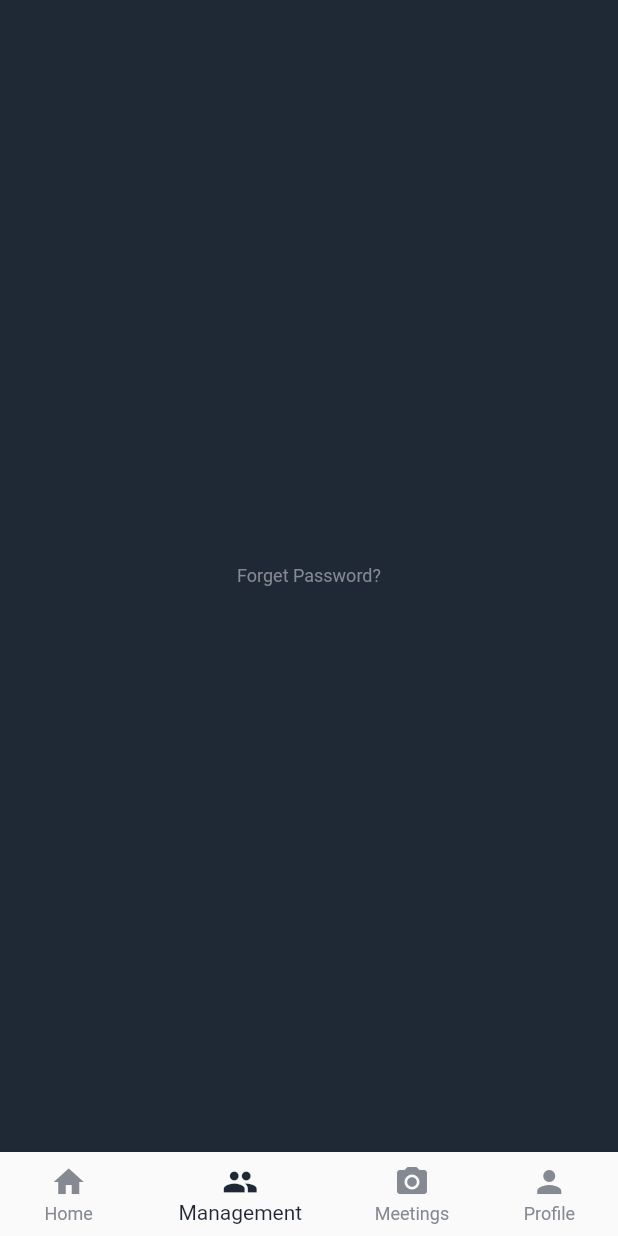
After one commit to lobarashurova/bank_mobile, a Flutter app: the screen it shows after launch, item 2 of the bottom bar chosen, on a phone screen of 412 x 824 dp. The commit adds this screen. Run offline on Flutter 3.47's test engine with Material 3 defaults, Android fonts, the light colour scheme and no system bars; our stand-ins replace flutter_svg, get_it, google_fonts, mask_text_input_formatter, pinput, vector_graphics.

Commit message:
Main page finished

```diff
--- a/lib/data/gen/assets.gen.dart
+++ b/lib/data/gen/assets.gen.dart
@@ -17,7 +17,12 @@ class $AssetsIconsGen {
 
   /// File path: assets/icons/bank.png
   AssetGenImage get bank => const AssetGenImage('assets/icons/bank.png');
+
+  /// File path: assets/icons/verify.png
   AssetGenImage get verify => const AssetGenImage('assets/icons/verify_pic.png');
+
+  /// File path: assets/icons/verified.png
+  AssetGenImage get verified => const AssetGenImage('assets/icons/verified.png');
 
   /// File path: assets/icons/eye.svg
   SvgGenImage get eye => const SvgGenImage('assets/icons/eye.svg');
--- a/lib/main.dart
+++ b/lib/main.dart
@@ -1,6 +1,7 @@
 import 'package:bank_mobile/app/injection/injecttion.dart';
 import 'package:bank_mobile/extensions/theme_extensions.dart';
 import 'package:bank_mobile/presentation/auth/start/begin_page.dart';
+import 'package:bank_mobile/presentation/main/main/main_page.dart';
 import 'package:flutter/material.dart';
 
 void main() {
@@ -17,11 +18,12 @@ class MyApp extends StatelessWidget {
       debugShowCheckedModeBanner: false,
       title: 'Bank Mobile',
       theme: ThemeData(
+        navigationBarTheme: NavigationBarThemeData(backgroundColor: context.colors.scaffoldColor),
           appBarTheme: AppBarTheme(
               backgroundColor: context.colors.scaffoldColor, elevation: 0),
           useMaterial3: false,
           scaffoldBackgroundColor: context.colors.scaffoldColor),
-      home: BeginPage(),
+      home: MainPage(),
     );
   }
 }
--- a/lib/presentation/auth/verify/verified_widget/verified_widget.dart
+++ b/lib/presentation/auth/verify/verified_widget/verified_widget.dart
@@ -3,7 +3,6 @@ import 'package:bank_mobile/extensions/theme_extensions.dart';
 import 'package:bank_mobile/extensions/widget.dart';
 import 'package:bank_mobile/presentation/main/home/home_page.dart';
 import 'package:flutter/material.dart';
-
 import '../../../../app/common/widgets/common_button.dart';
 import '../../../../data/gen/assets.gen.dart';
 
@@ -21,7 +20,7 @@ class _VerifiedWidgetState extends State<VerifiedWidget> {
       body: Column(
         children: [
           107.kh,
-          Assets.icons.verify.image(height: 359, width: 410),
+          Assets.icons.verified.image(height: 359, width: 410),
           "Verified!".s(32).w(700).c(context.colors.display),
           20.kh,
           "You have successfully\nverified your phone number"
@@ -32,7 +31,6 @@ class _VerifiedWidgetState extends State<VerifiedWidget> {
           100.kh,
           Padding(
             padding: const EdgeInsets.symmetric(horizontal: 45),
-            child: Flexible(
             child: SizedBox(
               height: 64,
               child: CommonButton.elevated(
@@ -45,7 +43,6 @@ class _VerifiedWidgetState extends State<VerifiedWidget> {
               ),
             ),
           ),
-          ),
         ],
       ),
     );
--- a/lib/presentation/auth/verify/verify_widget/verify_widget.dart
+++ b/lib/presentation/auth/verify/verify_widget/verify_widget.dart
@@ -41,7 +41,6 @@ class _VerifyWidgetState extends State<VerifyWidget> {
           50.kh,
           Padding(
             padding: const EdgeInsets.symmetric(horizontal: 45),
-            child: Flexible(
             child: SizedBox(
               height: 54,
               child: CommonButton.elevated(
@@ -56,7 +55,6 @@ class _VerifyWidgetState extends State<VerifyWidget> {
               ),
             ),
           ),
-          ),
         ],
       ),
     );
--- /dev/null
+++ b/lib/presentation/main/main/main_page.dart
@@ -0,0 +1,70 @@
+import 'package:bank_mobile/app/common/widgets/base_app_bar.dart';
+import 'package:bank_mobile/extensions/theme_extensions.dart';
+import 'package:bank_mobile/presentation/main/home/home_page.dart';
+import 'package:bank_mobile/presentation/main/management/management_page.dart';
+import 'package:bank_mobile/presentation/main/meetings/meeting_page.dart';
+import 'package:flutter/material.dart';
+
+import '../profile/profile_page.dart';
+
+class MainPage extends StatefulWidget {
+  const MainPage({super.key});
+
+  @override
+  State<MainPage> createState() => _MainPageState();
+}
+
+class _MainPageState extends State<MainPage> {
+  List<Widget> screenList = [
+    HomePage(),
+    ManagementPage(),
+    MeetingPage(),
+    ProfilePage(),
+
+  ];
+
+  int _currentIndex = 0;
+  void onTabTapped(int index) {
+    setState(() {
+      _currentIndex = index;
+    });
+  }
+
+  @override
+  Widget build(BuildContext context) {
+    return Scaffold(
+      body: screenList[_currentIndex],
+      bottomNavigationBar: BottomNavigationBar(
+        backgroundColor: context.colors.scaffoldColor,
+        unselectedItemColor: context.colors.display,
+        selectedItemColor: context.colors.scaffoldColor,
+        showUnselectedLabels: true,
+        currentIndex: _currentIndex,
+        onTap: onTabTapped,
+        items: [
+          BottomNavigationBarItem(
+            icon: Icon(Icons.home, color: context.colors.display),
+            label: 'Home',
+            activeIcon: Icon(Icons.home, color: context.colors.scaffoldColor,)
+          ),
+          BottomNavigationBarItem(
+            icon:  Icon(Icons.people, color: context.colors.display),
+            label: 'Management',
+            activeIcon: Icon(Icons.people, color: context.colors.scaffoldColor,)
+          ),
+          BottomNavigationBarItem(
+            icon: Icon(Icons.camera_alt, color: context.colors.display),
+            label: 'Meetings',
+            activeIcon: Icon(Icons.camera_alt, color: context.colors.scaffoldColor,)
+          ),
+
+          BottomNavigationBarItem(
+            icon: Icon(Icons.person, color: context.colors.display),
+            label: 'Profile',
+            activeIcon: Icon(Icons.person, color: context.colors.scaffoldColor,)
+          ),
+        ],
+      ),
+    );
+  }
+}
--- /dev/null
+++ b/lib/presentation/main/management/management_page.dart
@@ -0,0 +1,21 @@
+import 'package:bank_mobile/extensions/text_extensions.dart';
+import 'package:bank_mobile/extensions/theme_extensions.dart';
+import 'package:flutter/material.dart';
+
+class ManagementPage extends StatefulWidget {
+  const ManagementPage({super.key});
+
+  @override
+  State<ManagementPage> createState() => _ManagementPageState();
+}
+
+class _ManagementPageState extends State<ManagementPage> {
+  @override
+  Widget build(BuildContext context) {
+    return Scaffold(
+      body: Center(
+        child: "Forget Password?".s(12).w(400).c(context.colors.display),
+      ),
+    );
+  }
+}
```
Also changed, not shown: lib/presentation/main/home/home_page.dart (+9 -1 lines), lib/presentation/main/meetings/meeting_page.dart (added, +19 -0 lines), lib/presentation/main/message/message_page.dart (added, +21 -0 lines), lib/presentation/main/profile/profile_page.dart (added, +19 -0 lines), assets/icons/verified.png (added), pubspec.lock. Lines whose indentation alone changed are shown as unchanged.
